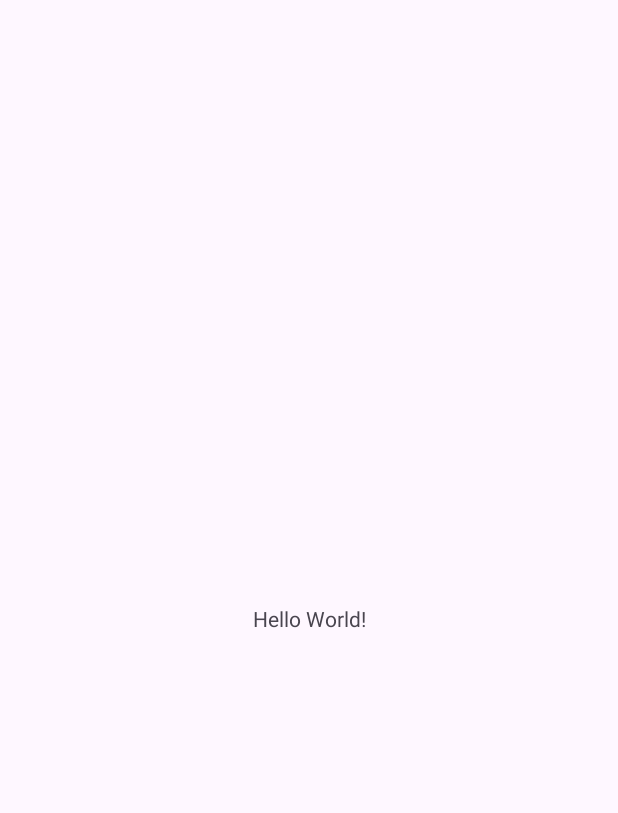
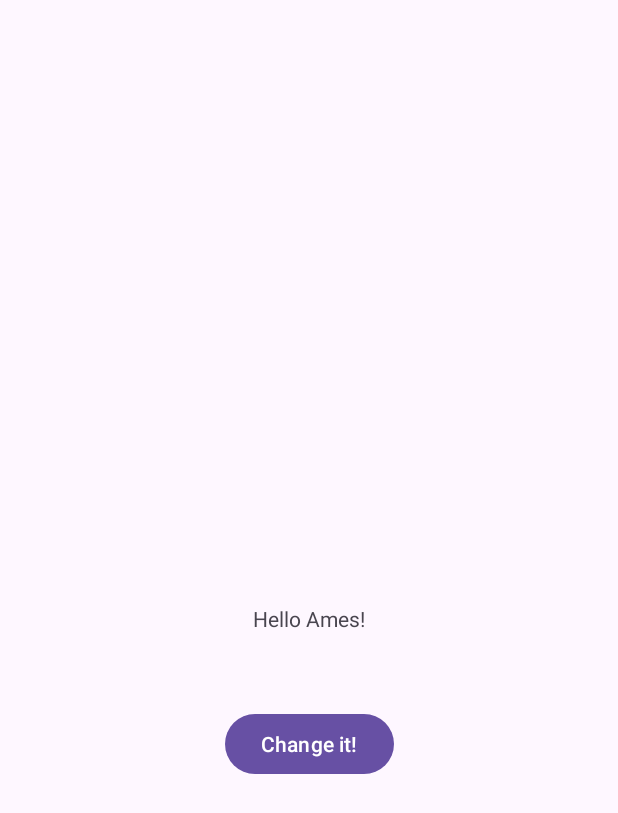
Before and after one commit to Leaflex/Mobile-Platforms-Android, an Android app: the screen it shows after launch (MainActivity), on a phone screen of 412 x 824 dp. Before the commit the part shown is almost empty. Shown: the top 813 px of the screen. Run offline under Robolectric (Android 15) with nearby library versions, the phone set to English and light mode, and no system bars.

Commit message:
finished lab1

```diff
--- a/labs/lab1/app/src/main/java/com/example/helloworld/MainActivity.java
+++ b/labs/lab1/app/src/main/java/com/example/helloworld/MainActivity.java
@@ -1,12 +1,18 @@
 package com.example.helloworld;
 
 import android.os.Bundle;
+import android.view.View;
+import android.widget.Button;
+import android.widget.TextView;
 
 import androidx.activity.EdgeToEdge;
 import androidx.appcompat.app.AppCompatActivity;
 import androidx.core.graphics.Insets;
 import androidx.core.view.ViewCompat;
 import androidx.core.view.WindowInsetsCompat;
+
+import java.util.ArrayList;
+import java.util.Random;
 
 public class MainActivity extends AppCompatActivity {
 
@@ -20,5 +26,24 @@ public class MainActivity extends AppCompatActivity {
             v.setPadding(systemBars.left, systemBars.top, systemBars.right, systemBars.bottom);
             return insets;
         });
+
+        ArrayList<String> strings = new ArrayList<>();
+        strings.add("test1");
+        strings.add("test2");
+        strings.add("test3");
+        strings.add("test4");
+        strings.add("test5");
+        strings.add("Boo! You're scared.");
+        strings.add("asdf");
+
+        Random rand = new Random();
+        Button button = findViewById(R.id.button);
+        button.setOnClickListener(new View.OnClickListener() {
+            @Override
+            public void onClick(View v) {
+                TextView textView = findViewById(R.id.textView);
+                textView.setText(strings.get(rand.nextInt(7)));
+            }
+        });
     }
 }
--- a/labs/lab1/app/src/main/res/layout/activity_main.xml
+++ b/labs/lab1/app/src/main/res/layout/activity_main.xml
@@ -8,12 +8,25 @@
     tools:context=".MainActivity">
 
     <TextView
+        android:id="@+id/textView"
         android:layout_width="wrap_content"
         android:layout_height="wrap_content"
-        android:text="Hello World!"
+        android:text="@string/my_text"
         app:layout_constraintBottom_toBottomOf="parent"
         app:layout_constraintEnd_toEndOf="parent"
         app:layout_constraintStart_toStartOf="parent"
         app:layout_constraintTop_toTopOf="parent" />
 
+    <Button
+        android:id="@+id/button"
+        android:layout_width="wrap_content"
+        android:layout_height="wrap_content"
+        android:layout_marginTop="50dp"
+        android:text="@string/button"
+        app:layout_constraintTop_toBottomOf="@+id/textView"
+        app:layout_constraintLeft_toLeftOf="@+id/textView"
+        app:layout_constraintRight_toRightOf="@+id/textView"
+        tools:layout_editor_absoluteX="168dp" />
+
+
 </androidx.constraintlayout.widget.ConstraintLayout>
--- a/labs/lab1/app/src/main/res/values/strings.xml
+++ b/labs/lab1/app/src/main/res/values/strings.xml
@@ -1,3 +1,5 @@
 <resources>
     <string name="app_name">HelloWorld</string>
+    <string name="my_text">Hello Ames!</string>
+    <string name="button">Change it!</string>
 </resources>
```
